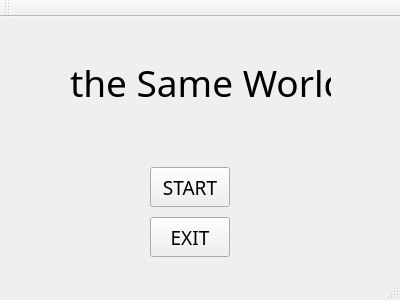
This is game/WINDOW/startpage.ui in 2018YX-game/repo as Qt 5 draws it before an edit. The edited form follows.
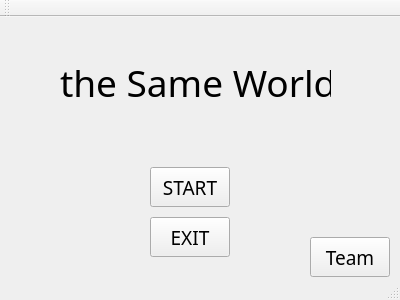
This is the edited form. Icons and pictures are not drawn.

Commit message: 增加team界面，ui图标小改

Diff of the .ui file:
```diff
--- a/game/WINDOW/startpage.ui
+++ b/game/WINDOW/startpage.ui
@@ -16,6 +16,10 @@
   <property name="autoFillBackground">
    <bool>false</bool>
   </property>
+  <property name="styleSheet">
+   <string notr="true">
+background-image: url(:/png/images/bg_7.jpg);</string>
+  </property>
   <widget class="QWidget" name="centralWidget">
    <widget class="QPushButton" name="startbutton">
     <property name="geometry">
@@ -64,9 +68,9 @@
    <widget class="QLabel" name="label">
     <property name="geometry">
      <rect>
-      <x>70</x>
+      <x>60</x>
       <y>30</y>
-      <width>261</width>
+      <width>271</width>
       <height>71</height>
      </rect>
     </property>
@@ -80,6 +84,28 @@
      <string>the Same World</string>
     </property>
    </widget>
+   <widget class="QPushButton" name="teambutton">
+    <property name="geometry">
+     <rect>
+      <x>310</x>
+      <y>220</y>
+      <width>80</width>
+      <height>40</height>
+     </rect>
+    </property>
+    <property name="font">
+     <font>
+      <family>微软雅黑</family>
+      <pointsize>14</pointsize>
+     </font>
+    </property>
+    <property name="cursor">
+     <cursorShape>ClosedHandCursor</cursorShape>
+    </property>
+    <property name="text">
+     <string>Team</string>
+    </property>
+   </widget>
   </widget>
   <widget class="QToolBar" name="mainToolBar">
    <attribute name="toolBarArea">
```
The commit also changes 13 other files.
